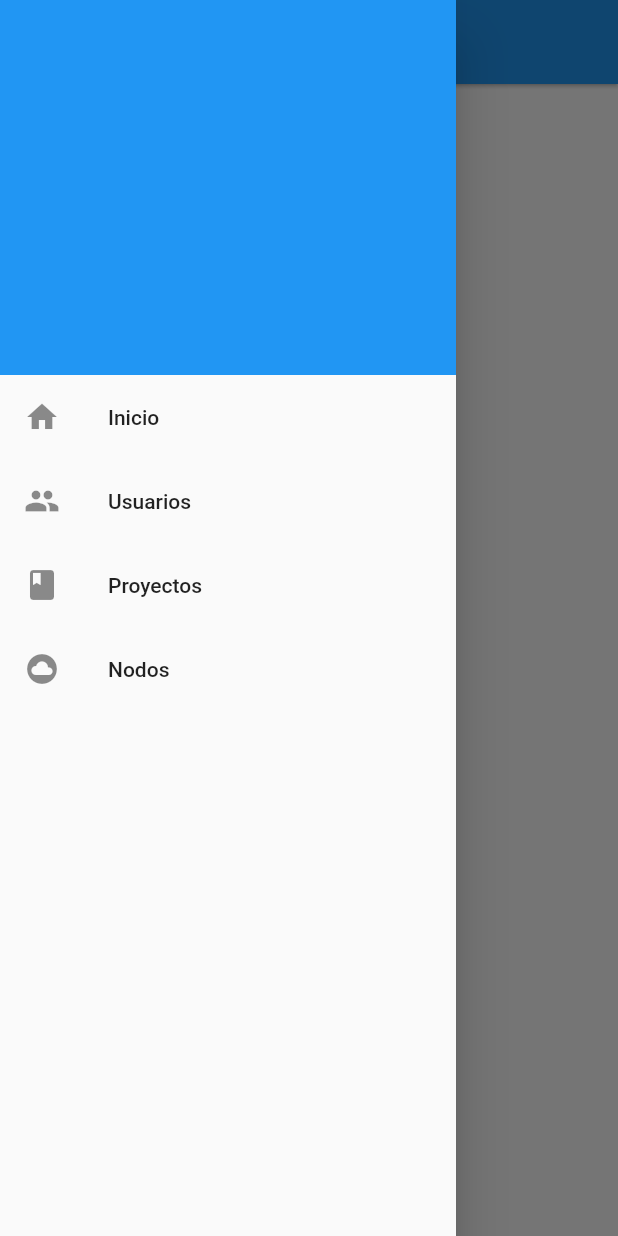
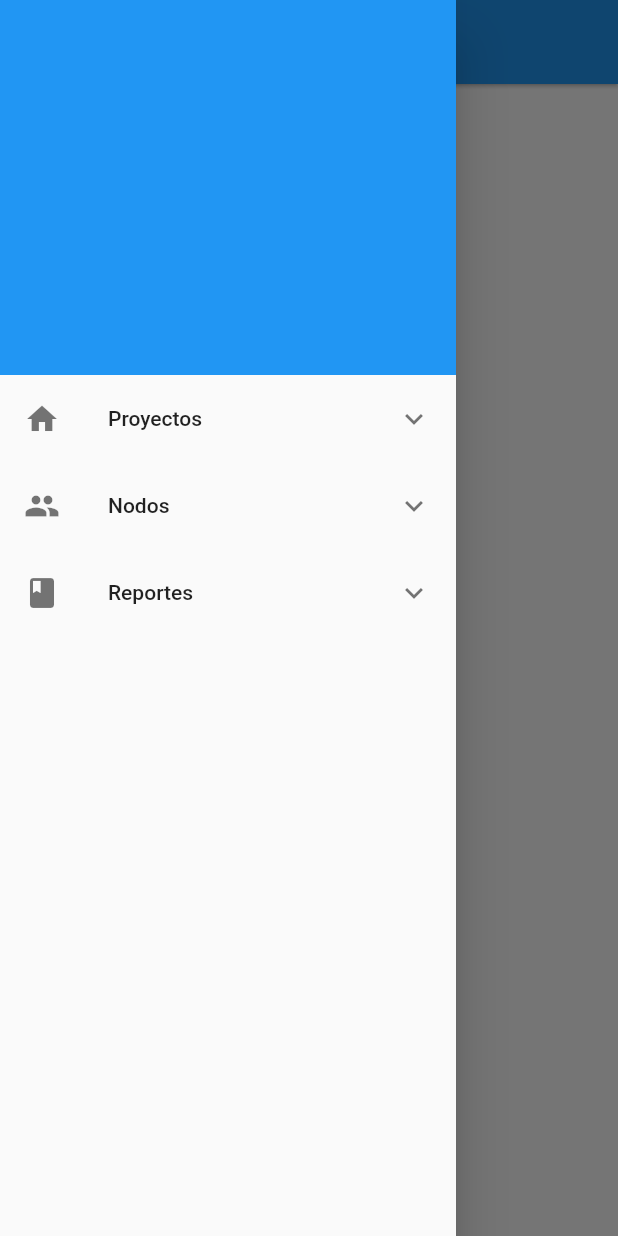
Before and after one commit to Alvardud/data_sharing_with_sensor_mobile, a Flutter app: the screen it shows after launch, with the side drawer open, on a phone screen of 412 x 824 dp. Run offline on Flutter 3.47's test engine with Material 2 defaults, Android fonts, the phone set to English and light mode, and no system bars; our stand-ins replace firebase_core, firebase_database, flutter_map, latlong; missing offline and left inert: flutter_charts; accounts and stored records are empty.

```diff
--- a/lib/data_provider/constants.dart
+++ b/lib/data_provider/constants.dart
@@ -1,16 +1,34 @@
 import 'package:data_sharing_with_sensor_mobile/ui/layouts/nodo.dart';
 import 'package:flutter/material.dart';
 
-const List<String> titlesDrawer = ["Inicio", "Usuarios", "Proyectos", "Nodos"];
+//"Inicio", "Usuarios", "Proyectos", "Nodos"
+const List<List<String>> titlesDrawer = [
+  ["Registro", "Modificar", "Listar"],
+  ["Registro", "Modificar", "Listar"],
+  ["Reportes Diarios", "Datos historicos"]
+];
+
+List<List<Widget>> layouts = [
+  [
+    Container(color: Colors.white),
+    Container(color: Colors.green),
+    Container(color: Colors.blue),
+  ],
+  [
+    Container(color: Colors.red),
+    Container(color: Colors.yellow),
+    Container(color: Colors.blueGrey),
+  ],
+  [
+    Container(color: Colors.white),
+    Nodo(),
+  ]
+];
+
+const List<String> mainTitlesDrawer = ['Proyectos', 'Nodos', 'Reportes'];
 const List<IconData> iconsDrawer = [
   Icons.home,
   Icons.people,
   Icons.book,
   Icons.cloud_circle
 ];
-List<Widget> layouts = [
-  Container(color: Colors.white),
-  Container(color: Colors.green),
-  Container(color: Colors.blue),
-  Nodo(),
-];
--- a/lib/ui/layouts/home.dart
+++ b/lib/ui/layouts/home.dart
@@ -8,39 +8,57 @@ class Home extends StatefulWidget {
 }
 
 class _HomeState extends State<Home> {
-  int _pointer;
+  Widget _pointer;
 
-  Widget _customDrawer() {
-    return Drawer(
-        child: Column(
+  Widget _menuElement(String title, int pointer) {
+    return ExpansionTile(
+      title: Text('$title'),
+      leading: Icon(constant.iconsDrawer[pointer]),
       children: <Widget>[
-        Container(height: 250, color: Theme.of(context).primaryColor),
         ListView.builder(
+          padding: EdgeInsets.all(0.0),
           shrinkWrap: true,
-          itemCount: constant.titlesDrawer.length,
+          itemCount: constant.titlesDrawer[pointer].length,
           itemBuilder: (context, index) {
             return ListTile(
-              leading: Icon(constant.iconsDrawer[index]),
-              title: Text(constant.titlesDrawer[index]),
+              title: Padding(
+                  padding: EdgeInsets.symmetric(horizontal: 32.0),
+                  child: Text("${constant.titlesDrawer[pointer][index]}")),
               onTap: () {
-                if (_pointer != index) {
-                  Navigator.pop(context);
-                  setState(() {
-                    _pointer = index;
-                  });
-                }
+                Navigator.pop(context);
+                setState(() {
+                  _pointer = constant.layouts[pointer][index];
+                });
               },
             );
           },
         )
       ],
+    );
+  }
+
+  Widget _customDrawer() {
+    return Drawer(
+        child: SingleChildScrollView(
+      child: Column(
+        children: <Widget>[
+          Container(height: 250, color: Theme.of(context).primaryColor),
+          ListView.builder(
+              padding: EdgeInsets.all(0.0),
+              shrinkWrap: true,
+              itemCount: constant.mainTitlesDrawer.length,
+              itemBuilder: (context, index) {
+                return _menuElement(constant.mainTitlesDrawer[index], index);
+              })
+        ],
+      ),
     ));
   }
 
   @override
   void initState() {
     super.initState();
-    _pointer = 0;
+    _pointer = constant.layouts[0][0];
   }
 
   @override
@@ -53,7 +71,7 @@ class _HomeState extends State<Home> {
         title: Text('Adriana' //TODO: change to user
             ),
       ),
-      body: constant.layouts[_pointer],
+      body: _pointer,
     );
   }
 }
```
Also changed, not shown: lib/ui/layouts/viewData.dart (added, +45 -0 lines), lib/utils/notifications.dart (added).
